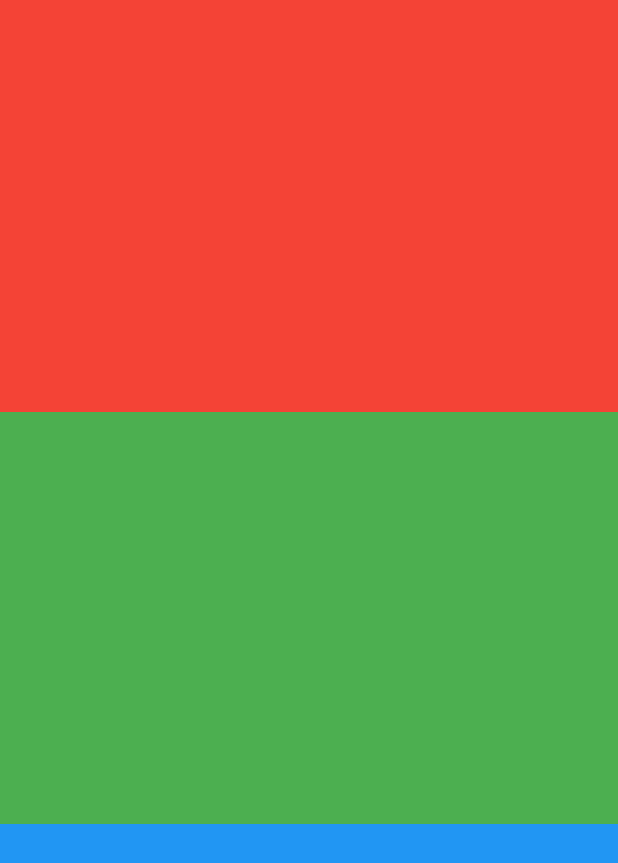
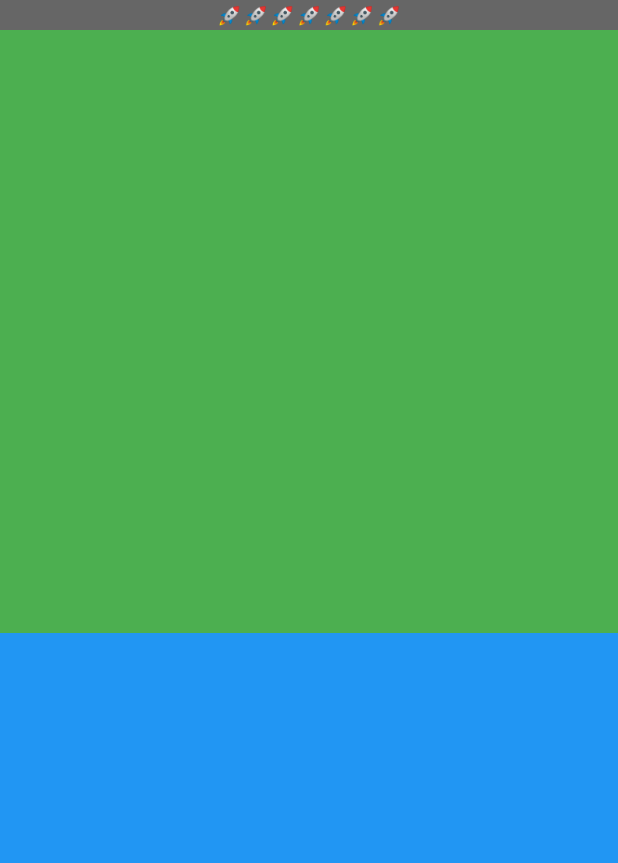
Before and after one commit to kurogoma-flutter/pr_auto_preview, a Flutter app: the screen it shows after launch, on a phone screen of 412 x 824 dp. Shown: the top 863 px of the screen. Run offline on Flutter 3.47's test engine with Material 3 defaults, Android fonts, the phone set to English and light mode, and no system bars; our stand-ins replace device_preview.

Commit message:
🖊️ テキスト修正

```diff
--- a/lib/main.dart
+++ b/lib/main.dart
@@ -46,11 +46,10 @@ class _MyHomePageState extends State<MyHomePage> {
       backgroundColor: Colors.black.withOpacity(0.6),
       body: SizedBox.expand(
         child: Column(
-          children: [
-            Expanded(
-              child: Container(
-                color: Colors.red,
-              ),
+          mainAxisAlignment: MainAxisAlignment.center,
+          children: <Widget>[
+            const Text(
+              '🚀🚀🚀🚀🚀🚀🚀',
             ),
             Expanded(
               child: Container(
```
